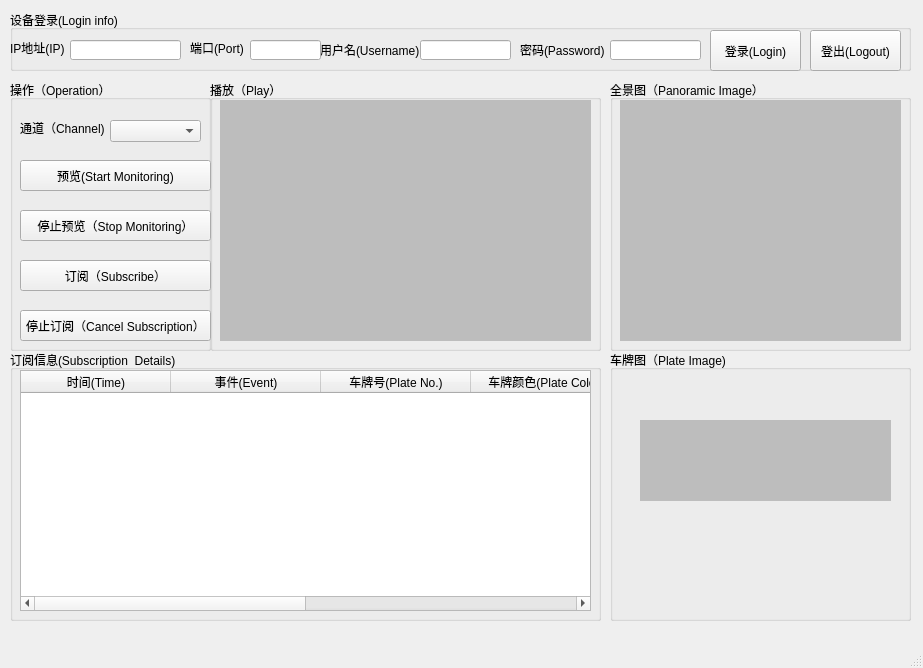
The window that IntelligentTrafficUI.ui (tunamhoang/IntelligentTrafficDemo) describes before a commit, drawn with Qt 5.
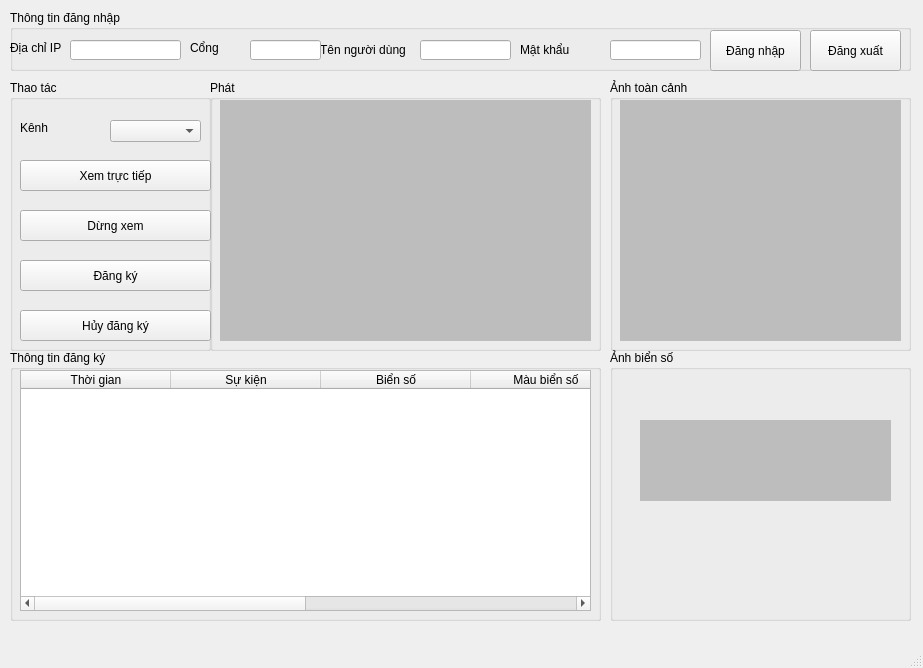
The same window after the commit.

Commit message: Localize UI and comments

```diff
--- a/IntelligentTrafficUI.ui
+++ b/IntelligentTrafficUI.ui
@@ -24,7 +24,7 @@
      </rect>
     </property>
     <property name="title">
-     <string>设备登录(Login info)</string>
+     <string>Thông tin đăng nhập</string>
     </property>
     <widget class="QPushButton" name="Logout_pushButton">
      <property name="geometry">
@@ -36,7 +36,7 @@
       </rect>
      </property>
      <property name="text">
-      <string>登出(Logout)</string>
+      <string>Đăng xuất</string>
      </property>
     </widget>
     <widget class="QPushButton" name="Login_pushButton">
@@ -49,7 +49,7 @@
       </rect>
      </property>
      <property name="text">
-      <string>登录(Login)</string>
+      <string>Đăng nhập</string>
      </property>
     </widget>
     <widget class="QLabel" name="Pwd_label">
@@ -62,7 +62,7 @@
       </rect>
      </property>
      <property name="text">
-      <string>密码(Password)</string>
+      <string>Mật khẩu</string>
      </property>
     </widget>
     <widget class="QLabel" name="User_label">
@@ -75,7 +75,7 @@
       </rect>
      </property>
      <property name="text">
-      <string>用户名(Username)</string>
+      <string>Tên người dùng</string>
      </property>
     </widget>
     <widget class="QLineEdit" name="Port_lineEdit">
@@ -121,7 +121,7 @@
       </rect>
      </property>
      <property name="text">
-      <string>IP地址(IP)</string>
+      <string>Địa chỉ IP</string>
      </property>
     </widget>
     <widget class="QLineEdit" name="IP_lineEdit">
@@ -144,7 +144,7 @@
       </rect>
      </property>
      <property name="text">
-      <string>端口(Port)</string>
+      <string>Cổng</string>
      </property>
     </widget>
    </widget>
@@ -158,7 +158,7 @@
      </rect>
     </property>
     <property name="title">
-     <string>操作（Operation）</string>
+     <string>Thao tác</string>
     </property>
     <widget class="QPushButton" name="Play_pushButton">
      <property name="geometry">
@@ -170,7 +170,7 @@
       </rect>
      </property>
      <property name="text">
-      <string>预览(Start Monitoring)</string>
+      <string>Xem trực tiếp</string>
      </property>
     </widget>
     <widget class="QPushButton" name="StopPlay_pushButton">
@@ -183,7 +183,7 @@
       </rect>
      </property>
      <property name="text">
-      <string>停止预览（Stop Monitoring）</string>
+      <string>Dừng xem</string>
      </property>
     </widget>
     <widget class="QPushButton" name="Attach_pushButton">
@@ -196,7 +196,7 @@
       </rect>
      </property>
      <property name="text">
-      <string>订阅（Subscribe）</string>
+      <string>Đăng ký</string>
      </property>
     </widget>
     <widget class="QPushButton" name="Detach_pushButton">
@@ -209,7 +209,7 @@
       </rect>
      </property>
      <property name="text">
-      <string>停止订阅（Cancel Subscription）</string>
+      <string>Hủy đăng ký</string>
      </property>
     </widget>
     <widget class="QComboBox" name="Channel_comboBox">
@@ -232,7 +232,7 @@
       </rect>
      </property>
      <property name="text">
-      <string>通道（Channel)</string>
+      <string>Kênh</string>
      </property>
     </widget>
    </widget>
@@ -246,7 +246,7 @@
      </rect>
     </property>
     <property name="title">
-     <string>播放（Play）</string>
+     <string>Phát</string>
     </property>
     <widget class="QLabel" name="Video_label">
      <property name="geometry">
@@ -275,7 +275,7 @@
      </rect>
     </property>
     <property name="title">
-     <string>订阅信息(Subscription  Details)</string>
+     <string>Thông tin đăng ký</string>
     </property>
     <widget class="QTableWidget" name="Attach_tableWidget">
      <property name="geometry">
@@ -291,7 +291,7 @@
      </attribute>
      <column>
       <property name="text">
-       <string>时间(Time)</string>
+       <string>Thời gian</string>
       </property>
       <property name="textAlignment">
        <set>AlignCenter</set>
@@ -299,7 +299,7 @@
      </column>
      <column>
       <property name="text">
-       <string extracomment="123">事件(Event)</string>
+       <string extracomment="123">Sự kiện</string>
       </property>
       <property name="textAlignment">
        <set>AlignCenter</set>
@@ -307,7 +307,7 @@
      </column>
      <column>
       <property name="text">
-       <string>车牌号(Plate No.)</string>
+       <string>Biển số</string>
       </property>
       <property name="textAlignment">
        <set>AlignCenter</set>
@@ -315,7 +315,7 @@
      </column>
      <column>
       <property name="text">
-       <string>车牌颜色(Plate Color)</string>
+       <string>Màu biển số</string>
       </property>
       <property name="textAlignment">
        <set>AlignCenter</set>
@@ -323,7 +323,7 @@
      </column>
      <column>
       <property name="text">
-       <string>车型类型(Vehicle Type)</string>
+       <string>Loại xe</string>
       </property>
       <property name="textAlignment">
        <set>AlignCenter</set>
@@ -331,7 +331,7 @@
      </column>
      <column>
       <property name="text">
-       <string>车身颜色(Vehicle Color)</string>
+       <string>Màu xe</string>
       </property>
       <property name="textAlignment">
        <set>AlignCenter</set>
@@ -365,7 +365,7 @@
      </rect>
     </property>
     <property name="title">
-     <string>全景图（Panoramic Image）</string>
+     <string>Ảnh toàn cảnh</string>
     </property>
    </widget>
    <widget class="QGroupBox" name="VehicleInfo_groupBox">
@@ -378,7 +378,7 @@
      </rect>
     </property>
     <property name="title">
-     <string>车牌图（Plate Image)</string>
+     <string>Ảnh biển số</string>
     </property>
     <widget class="QLabel" name="SmallScene_label">
      <property name="geometry">
```
Left out of the diff: 4 changed lines with no effect on the pictures. The commit also changes 2 other files.
